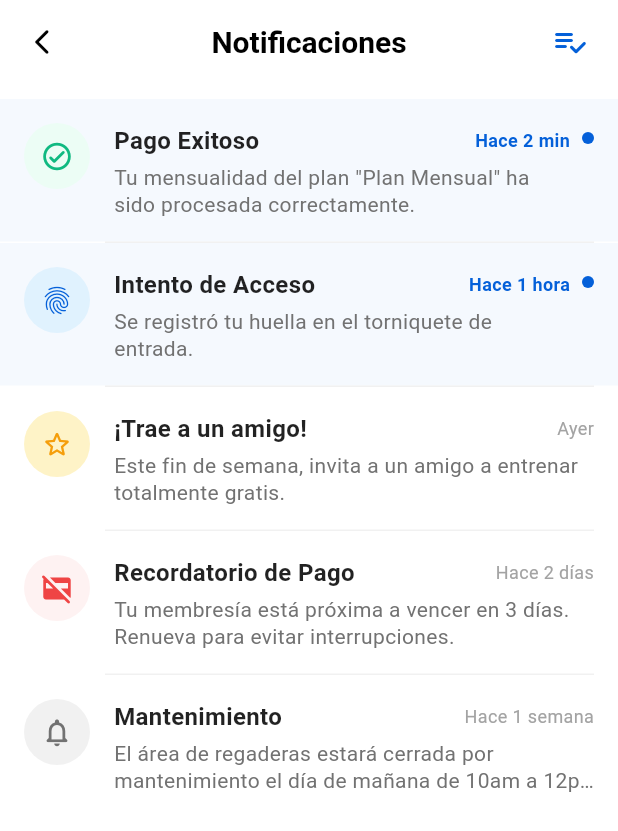
After one commit to fernanzp/Gym_mobileApp, a Flutter app: the NotificationsPage screen opened directly, on a phone screen of 412 x 824 dp. The commit adds this screen. Shown: the top 831 px of the screen. Run offline on Flutter 3.47's test engine with Material 3 defaults, Android fonts, the phone set to English and light mode, and no system bars; our stand-ins replace dio, flutter_secure_storage, flutter_svg, syncfusion_flutter_gauges; accounts and stored records are empty; Roboto replaces fonts that are missing (Istok Web).

Commit message:
Vista para notificaciones, menú desplegable para cerrar sesión y mejoras en el diseño

```diff
--- /dev/null
+++ b/lib/notifications_page.dart
@@ -0,0 +1,238 @@
+import 'package:flutter/material.dart';
+import '../theme/app_colors.dart';
+
+class NotificationsPage extends StatelessWidget {
+  const NotificationsPage({super.key});
+
+  @override
+  Widget build(BuildContext context) {
+    // Datos de prueba (Dummy Data)
+    final List<Map<String, dynamic>> notifications = [
+      {
+        'type': 'payment_success',
+        'title': 'Pago Exitoso',
+        'message':
+            'Tu mensualidad del plan "Plan Mensual" ha sido procesada correctamente.',
+        'time': 'Hace 2 min',
+        'isRead': false,
+      },
+      {
+        'type': 'access_alert',
+        'title': 'Intento de Acceso',
+        'message': 'Se registró tu huella en el torniquete de entrada.',
+        'time': 'Hace 1 hora',
+        'isRead': false,
+      },
+      {
+        'type': 'promo',
+        'title': '¡Trae a un amigo!',
+        'message':
+            'Este fin de semana, invita a un amigo a entrenar totalmente gratis.',
+        'time': 'Ayer',
+        'isRead': true,
+      },
+      {
+        'type': 'payment_due',
+        'title': 'Recordatorio de Pago',
+        'message':
+            'Tu membresía está próxima a vencer en 3 días. Renueva para evitar interrupciones.',
+        'time': 'Hace 2 días',
+        'isRead': true,
+      },
+      {
+        'type': 'info',
+        'title': 'Mantenimiento',
+        'message':
+            'El área de regaderas estará cerrada por mantenimiento el día de mañana de 10am a 12pm.',
+        'time': 'Hace 1 semana',
+        'isRead': true,
+      },
+    ];
+
+    return Scaffold(
+      backgroundColor: Colors.white,
+      appBar: AppBar(
+        backgroundColor: Colors.white,
+        elevation: 0,
+        centerTitle: true,
+        leading: IconButton(
+          icon: const Icon(
+            Icons.arrow_back_ios_new_rounded,
+            color: Colors.black,
+            size: 20,
+          ),
+          onPressed: () => Navigator.pop(context),
+        ),
+        title: const Text(
+          'Notificaciones',
+          style: TextStyle(
+            fontFamily: 'Istok Web',
+            fontWeight: FontWeight.bold,
+            color: Colors.black,
+            fontSize: 20,
+          ),
+        ),
+        actions: [
+          // Botón opcional para "Marcar todo como leído"
+          IconButton(
+            onPressed: () {},
+            icon: const Icon(
+              Icons.playlist_add_check_rounded,
+              color: AppColors.azul,
+            ),
+            tooltip: 'Marcar todo como leído',
+          ),
+          const SizedBox(width: 8),
+        ],
+      ),
+      body: ListView.separated(
+        padding: const EdgeInsets.symmetric(vertical: 10),
+        itemCount: notifications.length,
+        separatorBuilder: (context, index) => const Divider(
+          height: 1,
+          color: AppColors.grisBajito,
+          indent: 70, // Deja espacio para el icono
+          endIndent: 16,
+        ),
+        itemBuilder: (context, index) {
+          final item = notifications[index];
+          return _NotificationItem(data: item);
+        },
+      ),
+    );
+  }
+}
+
+class _NotificationItem extends StatelessWidget {
+  final Map<String, dynamic> data;
+
+  const _NotificationItem({required this.data});
+
+  @override
+  Widget build(BuildContext context) {
+    final bool isRead = data['isRead'];
+
+    // Lógica visual según el tipo de notificación
+    IconData iconData;
+    Color iconColor;
+    Color iconBg;
+
+    switch (data['type']) {
+      case 'payment_success':
+        iconData = Icons.check_circle_outline_rounded;
+        iconColor = AppColors.success;
+        iconBg = AppColors.successLight;
+        break;
+      case 'payment_due':
+        iconData = Icons.credit_card_off_rounded;
+        iconColor = AppColors.error;
+        iconBg = AppColors.errorLight;
+        break;
+      case 'access_alert':
+        iconData = Icons.fingerprint_rounded;
+        iconColor = AppColors.azul;
+        iconBg = const Color(0xFFE0F2FE); // Azul muy claro
+        break;
+      case 'promo':
+        iconData = Icons.star_outline_rounded;
+        iconColor = AppColors.warning;
+        iconBg = const Color(0xFFFEF3C7); // Amarillo claro
+        break;
+      default:
+        iconData = Icons.notifications_none_rounded;
+        iconColor = AppColors.grisOscuro;
+        iconBg = AppColors.grisBajito;
+    }
+
+    return Container(
+      color: isRead
+          ? Colors.white
+          : AppColors.azul.withOpacity(0.04), // Fondo sutil si no se ha leído
+      child: InkWell(
+        onTap: () {}, // Aquí iría la lógica para abrir el detalle
+        child: Padding(
+          padding: const EdgeInsets.symmetric(horizontal: 16, vertical: 16),
+          child: Row(
+            crossAxisAlignment: CrossAxisAlignment.start,
+            children: [
+              // Icono Circular
+              Container(
+                width: 44,
+                height: 44,
+                decoration: BoxDecoration(
+                  color: iconBg,
+                  shape: BoxShape.circle,
+                ),
+                child: Icon(iconData, color: iconColor, size: 22),
+              ),
+              const SizedBox(width: 16),
+
+              // Contenido de Texto
+              Expanded(
+                child: Column(
+                  crossAxisAlignment: CrossAxisAlignment.start,
+                  children: [
+                    Row(
+                      mainAxisAlignment: MainAxisAlignment.spaceBetween,
+                      children: [
+                        Text(
+                          data['title'],
+                          style: TextStyle(
+                            fontFamily: 'Istok Web',
+                            fontWeight: isRead
+                                ? FontWeight.w600
+                                : FontWeight.bold,
+                            fontSize: 16,
+                            color: Colors.black87,
+                          ),
+                        ),
+                        Text(
+                          data['time'],
+                          style: TextStyle(
+                            fontSize: 12,
+                            color: isRead
+                                ? AppColors.grisMedio
+                                : AppColors.azul,
+                            fontWeight: isRead
+                                ? FontWeight.normal
+                                : FontWeight.w600,
+                          ),
+                        ),
+                      ],
+                    ),
+                    const SizedBox(height: 4),
+                    Text(
+                      data['message'],
+                      style: const TextStyle(
+                        fontFamily: 'Istok Web',
+                        fontSize: 14,
+                        color: AppColors.grisOscuro,
+                        height: 1.3,
+                      ),
+                      maxLines: 2,
+                      overflow: TextOverflow.ellipsis,
+                    ),
+                  ],
+                ),
+              ),
+
+              // Punto azul si no está leído
+              if (!isRead)
+                Padding(
+                  padding: const EdgeInsets.only(left: 8, top: 6),
+                  child: Container(
+                    width: 8,
+                    height: 8,
+                    decoration: const BoxDecoration(
+                      color: AppColors.azul,
+                      shape: BoxShape.circle,
+                    ),
+                  ),
+                ),
+            ],
+          ),
+        ),
+      ),
+    );
+  }
+}
```
Also changed, not shown: lib/calendar_page.dart (added, +292 -0 lines), lib/home.dart (+75 -9 lines), assets/icons/gear.svg (added).
